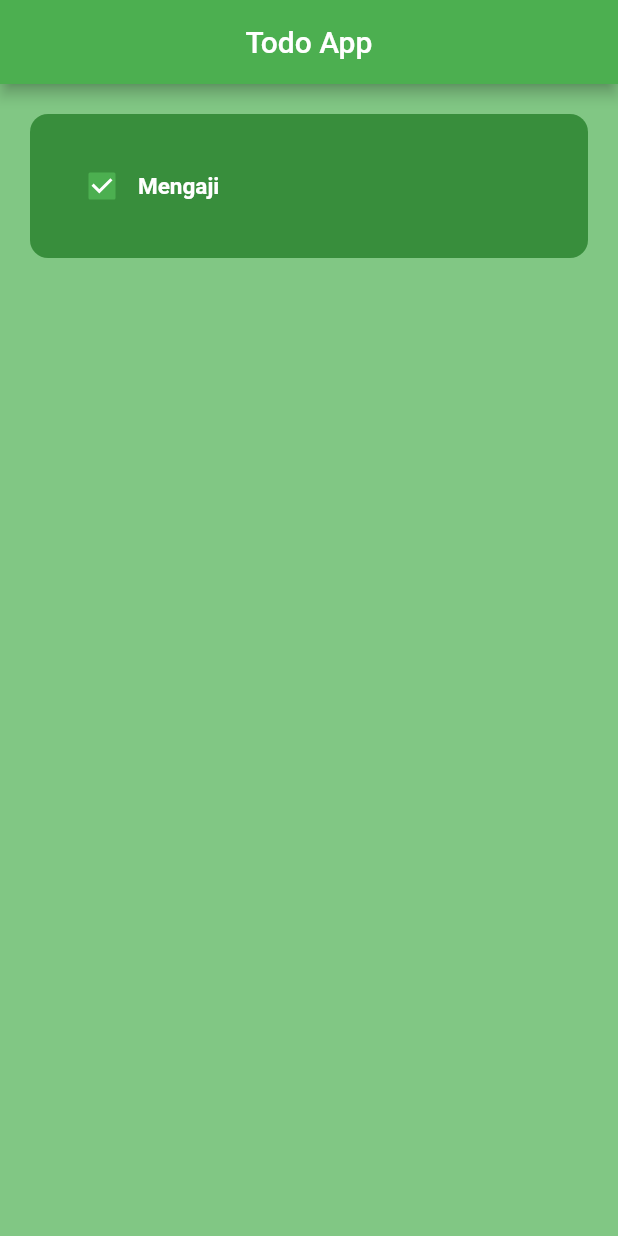
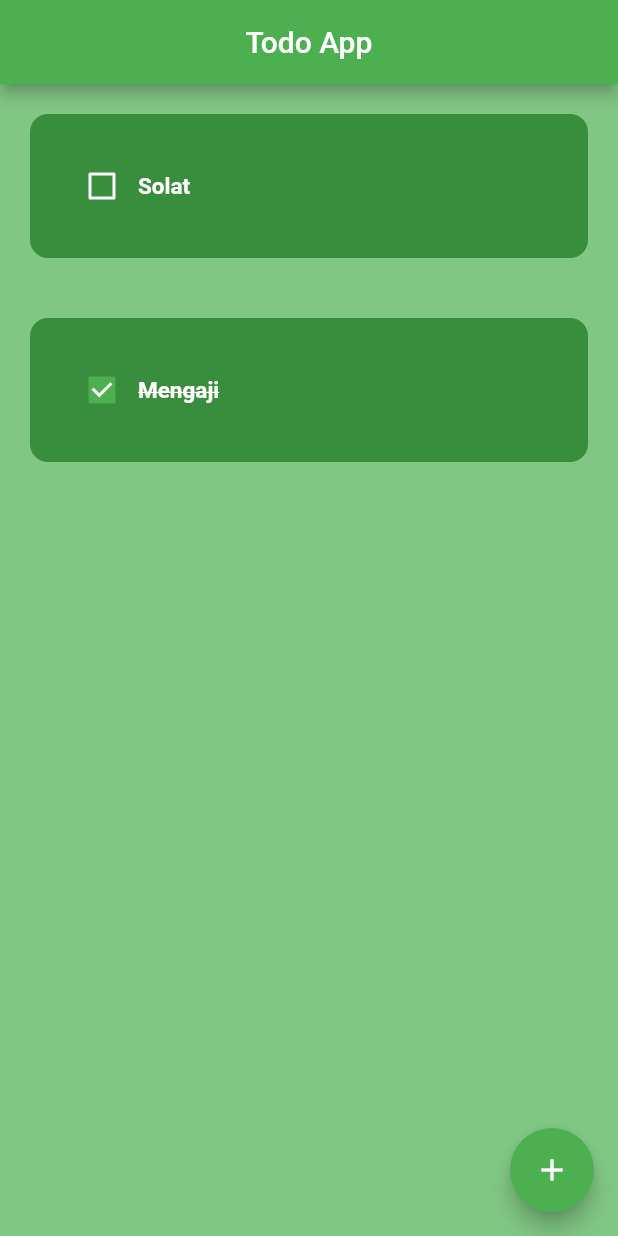
Before and after one commit to mrizkiid/todo_app_lat, a Flutter app: the screen it shows after launch, on a phone screen of 412 x 824 dp. Run offline on Flutter 3.47's test engine with Material 2 defaults, Android fonts, the phone set to English and light mode, and no system bars.

Commit message:
texfield belum selesai

```diff
--- a/lib/page/tampilan.dart
+++ b/lib/page/tampilan.dart
@@ -1,24 +1,58 @@
+// ignore_for_file: prefer_const_constructors
+
 import 'package:flutter/material.dart';
-import 'package:flutter/src/widgets/container.dart';
-import 'package:flutter/src/widgets/framework.dart';
+import 'package:todo_app_lat/util/dialog_box_alert.dart';
 import 'package:todo_app_lat/util/todo_tile.dart';
 
-class Tampilan extends StatelessWidget {
+class Tampilan extends StatefulWidget {
   const Tampilan({super.key});
+
+  @override
+  State<Tampilan> createState() => _TampilanState();
+}
+
+class _TampilanState extends State<Tampilan> {
+  List toDoList = [
+    ['Solat', false],
+    ['Mengaji', true]
+  ];
+
+  void checkboxChanged(bool? value, int index) {
+    setState(() {
+      toDoList[index][1] = !toDoList[index][1];
+    });
+  }
+
+  void dialogBoxMethod() {
+    showDialog(
+        context: context,
+        builder: (context) {
+          return DialogBoxALert();
+        });
+  }
 
   @override
   Widget build(BuildContext context) {
     return Scaffold(
+      floatingActionButton: FloatingActionButton(
+        onPressed: dialogBoxMethod,
+        child: const Icon(Icons.add),
+      ),
       backgroundColor: Colors.green.shade300,
       appBar: AppBar(
         title: const Text('Todo App'),
         centerTitle: true,
       ),
-      body: ListView(
-        children: [
-          TodoTile(
-              taskname: 'Mengaji', onchanged: (p0) {}, taskCompleted: true),
-        ],
+      body: ListView.builder(
+        itemCount: toDoList.length,
+        itemBuilder: (context, index) {
+          return TodoTile(
+              taskname: toDoList[index][0],
+              onchanged: (p0) {
+                checkboxChanged(p0, index);
+              },
+              taskCompleted: toDoList[index][1]);
+        },
       ),
     );
   }
--- a/lib/util/todo_tile.dart
+++ b/lib/util/todo_tile.dart
@@ -1,15 +1,15 @@
-// ignore_for_file: prefer_const_literals_to_create_immutables, prefer_const_constructors
+// ignore_for_file: prefer_const_literals_to_create_immutables, prefer_const_constructors, must_be_immutable
 
-import 'dart:ffi';
+// import 'dart:ffi';
 
 import 'package:flutter/material.dart';
 
 class TodoTile extends StatelessWidget {
   final String taskname;
-  final bool? taskCompleted;
-  Function(bool?)? onchanged;
+  final bool taskCompleted;
+  final Function(bool?)? onchanged;
 
-  TodoTile(
+  const TodoTile(
       {super.key,
       required this.taskname,
       required this.taskCompleted,
@@ -39,7 +39,12 @@ class TodoTile extends StatelessWidget {
           Text(
             taskname,
             style: TextStyle(
-                color: Colors.white, fontSize: 15, fontWeight: FontWeight.bold),
+                color: Colors.white,
+                fontSize: 15,
+                fontWeight: FontWeight.bold,
+                decoration: taskCompleted
+                    ? TextDecoration.lineThrough
+                    : TextDecoration.none),
           ),
         ]),
       ),
```
Also changed, not shown: lib/util/dialog_box_alert.dart (added, +49 -0 lines), lib/util/mybutton.dart (added, +20 -0 lines).
